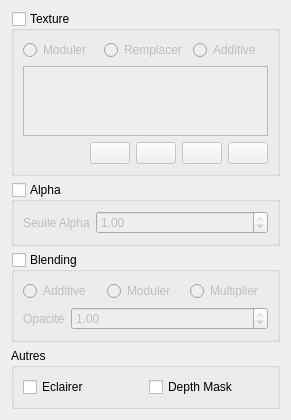
b4n92uid/theball-editor, file sources/matedit.ui: the form before one commit.
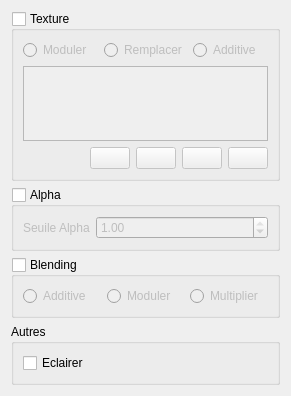
The form after the commit. Icons and pictures are not drawn.

The edit to the form file:
```diff
--- a/sources/matedit.ui
+++ b/sources/matedit.ui
@@ -69,17 +69,6 @@
           </property>
          </spacer>
         </item>
-        <item>
-         <widget class="QPushButton" name="up">
-          <property name="text">
-           <string/>
-          </property>
-          <property name="icon">
-           <iconset resource="ressource.qrc">
-            <normaloff>:/Icons/icons/arrow_down.png</normaloff>:/Icons/icons/arrow_down.png</iconset>
-          </property>
-         </widget>
-        </item>
         <item>
          <widget class="QPushButton" name="down">
           <property name="text">
@@ -87,6 +76,17 @@
           </property>
           <property name="icon">
            <iconset resource="ressource.qrc">
+            <normaloff>:/Icons/icons/arrow_down.png</normaloff>:/Icons/icons/arrow_down.png</iconset>
+          </property>
+         </widget>
+        </item>
+        <item>
+         <widget class="QPushButton" name="up">
+          <property name="text">
+           <string/>
+          </property>
+          <property name="icon">
+           <iconset resource="ressource.qrc">
             <normaloff>:/Icons/icons/arrow_up.png</normaloff>:/Icons/icons/arrow_up.png</iconset>
           </property>
          </widget>
@@ -197,33 +197,6 @@
         </item>
        </layout>
       </item>
-      <item>
-       <layout class="QFormLayout" name="formLayout_2">
-        <property name="fieldGrowthPolicy">
-         <enum>QFormLayout::AllNonFixedFieldsGrow</enum>
-        </property>
-        <item row="0" column="0">
-         <widget class="QLabel" name="label_36">
-          <property name="text">
-           <string>Opacité</string>
-          </property>
-         </widget>
-        </item>
-        <item row="0" column="1">
-         <widget class="QDoubleSpinBox" name="opacity">
-          <property name="maximum">
-           <double>1.000000000000000</double>
-          </property>
-          <property name="singleStep">
-           <double>0.100000000000000</double>
-          </property>
-          <property name="value">
-           <double>1.000000000000000</double>
-          </property>
-         </widget>
-        </item>
-       </layout>
-      </item>
      </layout>
     </widget>
    </item>
@@ -240,13 +213,6 @@
         </property>
        </widget>
       </item>
-      <item>
-       <widget class="QCheckBox" name="depthMask">
-        <property name="text">
-         <string>Depth Mask</string>
-        </property>
-       </widget>
-      </item>
      </layout>
     </widget>
    </item>
```
